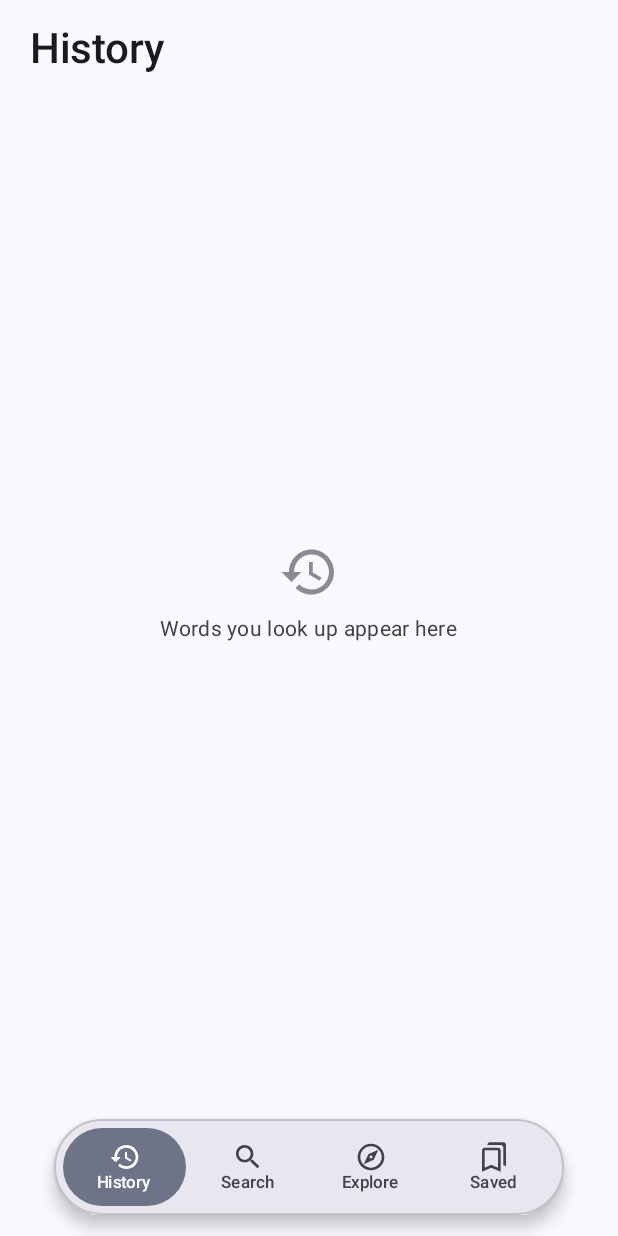
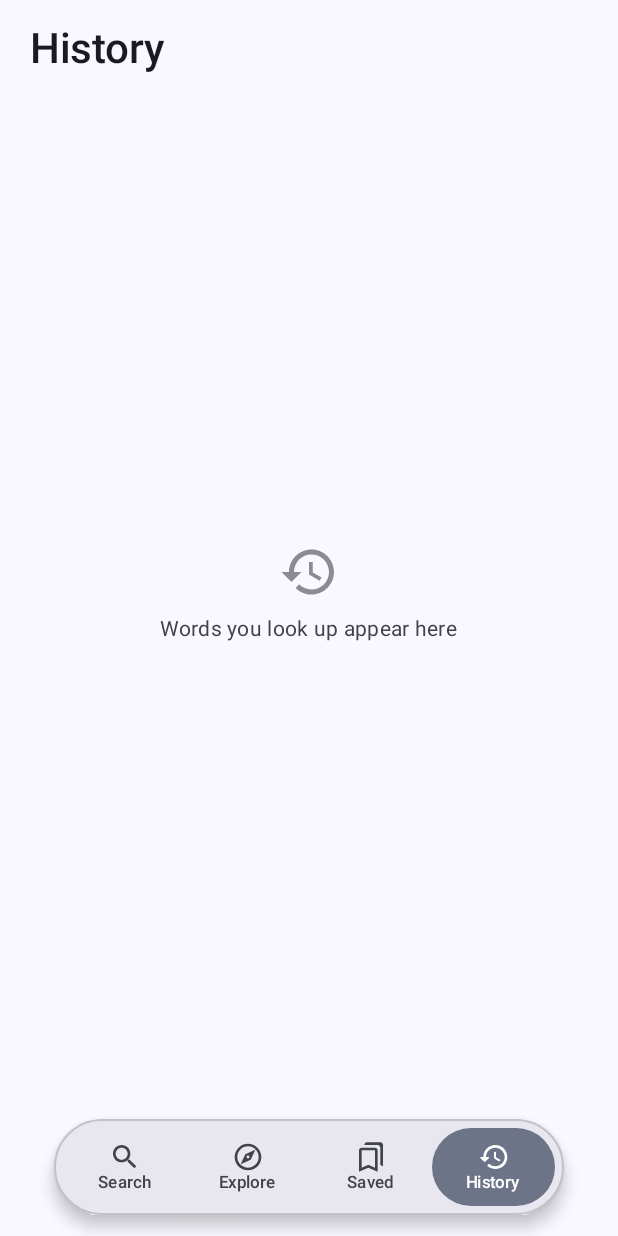
Before and after one commit to sajadrahimi-dev/Wortik, an Android app built with Jetpack Compose: the history screen opened through its navigation route, on a phone screen of 412 x 824 dp. Run offline under Robolectric (Android 15) with nearby library versions, the phone set to English and light mode, and no system bars; our stand-ins replace Dagger/Hilt's generated code.

Commit message:
v1.0.0: Reorder bottom tabs, update app icon and gray splash screen

```diff
--- a/app/build.gradle.kts
+++ b/app/build.gradle.kts
@@ -26,7 +26,7 @@ android {
         minSdk = 26
         targetSdk = 35
         versionCode = 1
-        versionName = "0.1.0"
+        versionName = "1.0.0"
 
         testInstrumentationRunner = "androidx.test.runner.AndroidJUnitRunner"
         buildConfigField("String", "PIXABAY_API_KEY", "\"$pixabayApiKey\"")
--- a/app/src/main/java/com/wortik/app/MainActivity.kt
+++ b/app/src/main/java/com/wortik/app/MainActivity.kt
@@ -67,10 +67,10 @@ private object Routes {
     fun wordDetail(wordId: Long) = "word/$wordId"
 
     fun tabIndex(route: String?): Int? = when (route) {
-        HISTORY -> 0
-        HOME -> 1
-        EXPLORE -> 2
-        SAVED -> 3
+        HOME -> 0
+        EXPLORE -> 1
+        SAVED -> 2
+        HISTORY -> 3
         else -> null
     }
 }
--- a/app/src/main/java/com/wortik/app/ui/components/FloatingBottomBar.kt
+++ b/app/src/main/java/com/wortik/app/ui/components/FloatingBottomBar.kt
@@ -57,10 +57,10 @@ enum class BottomTab(
     val selectedIcon: ImageVector,
     val unselectedIcon: ImageVector
 ) {
-    HISTORY(R.string.nav_history, Icons.Rounded.History, Icons.Outlined.History),
     HOME(R.string.nav_search, Icons.Rounded.Search, Icons.Outlined.Search),
     EXPLORE(R.string.nav_explore, Icons.Rounded.Explore, Icons.Outlined.Explore),
-    SAVED(R.string.nav_saved, Icons.Rounded.Bookmarks, Icons.Outlined.Bookmarks)
+    SAVED(R.string.nav_saved, Icons.Rounded.Bookmarks, Icons.Outlined.Bookmarks),
+    HISTORY(R.string.nav_history, Icons.Rounded.History, Icons.Outlined.History)
 }
 
 @Composable
--- a/app/src/main/res/drawable/ic_launcher_foreground.xml
+++ b/app/src/main/res/drawable/ic_launcher_foreground.xml
@@ -4,15 +4,15 @@
     android:viewportWidth="108"
     android:viewportHeight="108">
     <path
-        android:fillColor="#D0BCFF"
-        android:pathData="M31,38 L39,70 L45,70 L54,44 L63,70 L69,70 L77,38 L70,38 L65,60 L57,38 L51,38 L43,60 L38,38 Z" />
-    <path
         android:fillColor="#4F8DFD"
-        android:pathData="M43,29 m-3,0 a3,3 0 1,0 6,0 a3,3 0 1,0 -6,0" />
+        android:pathData="M43,31 m-3.2,0 a3.2,3.2 0 1,0 6.4,0 a3.2,3.2 0 1,0 -6.4,0" />
     <path
         android:fillColor="#F26B7A"
-        android:pathData="M54,29 m-3,0 a3,3 0 1,0 6,0 a3,3 0 1,0 -6,0" />
+        android:pathData="M54,31 m-3.2,0 a3.2,3.2 0 1,0 6.4,0 a3.2,3.2 0 1,0 -6.4,0" />
     <path
         android:fillColor="#5EC48E"
-        android:pathData="M65,29 m-3,0 a3,3 0 1,0 6,0 a3,3 0 1,0 -6,0" />
+        android:pathData="M65,31 m-3.2,0 a3.2,3.2 0 1,0 6.4,0 a3.2,3.2 0 1,0 -6.4,0" />
+    <path
+        android:fillColor="#F4F5F7"
+        android:pathData="M31,41 L37.8,41 L43.5,63.5 L50.8,41 L57.2,41 L64.5,63.5 L70.2,41 L77,41 L68.5,73 L61.5,73 L54,50 L46.5,73 L39.5,73 Z" />
 </vector>
--- /dev/null
+++ b/app/src/main/res/values-v31/themes.xml
@@ -0,0 +1,10 @@
+<?xml version="1.0" encoding="utf-8"?>
+<resources>
+    <style name="Theme.Wortik" parent="android:Theme.Material.NoActionBar">
+        <item name="android:windowBackground">@color/ic_launcher_background</item>
+        <item name="android:windowSplashScreenBackground">@color/ic_launcher_background</item>
+        <item name="android:windowSplashScreenAnimatedIcon">@drawable/ic_launcher_foreground</item>
+        <item name="android:statusBarColor">@android:color/transparent</item>
+        <item name="android:navigationBarColor">@android:color/transparent</item>
+    </style>
+</resources>
--- a/app/src/main/res/values/ic_launcher_background.xml
+++ b/app/src/main/res/values/ic_launcher_background.xml
@@ -1,4 +1,4 @@
 <?xml version="1.0" encoding="utf-8"?>
 <resources>
-    <color name="ic_launcher_background">#1B1B1F</color>
+    <color name="ic_launcher_background">#2F3136</color>
 </resources>
--- a/app/src/main/res/values/themes.xml
+++ b/app/src/main/res/values/themes.xml
@@ -1,4 +1,8 @@
 <?xml version="1.0" encoding="utf-8"?>
 <resources>
-    <style name="Theme.Wortik" parent="android:Theme.Material.Light.NoActionBar" />
+    <style name="Theme.Wortik" parent="android:Theme.Material.NoActionBar">
+        <item name="android:windowBackground">@color/ic_launcher_background</item>
+        <item name="android:statusBarColor">@android:color/transparent</item>
+        <item name="android:navigationBarColor">@android:color/transparent</item>
+    </style>
 </resources>
```
